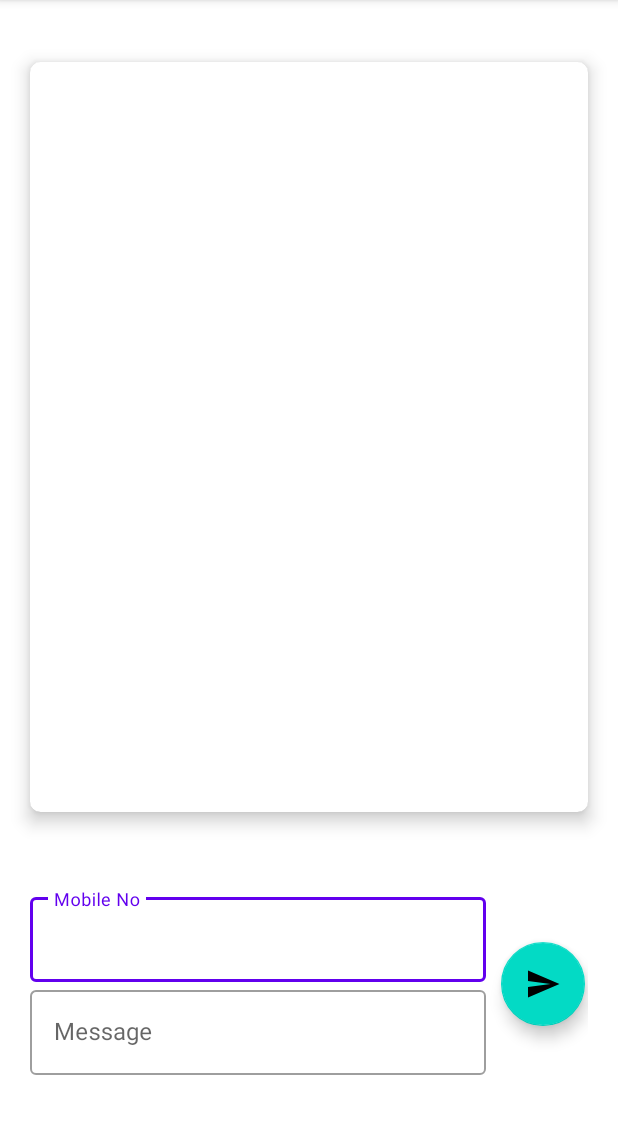
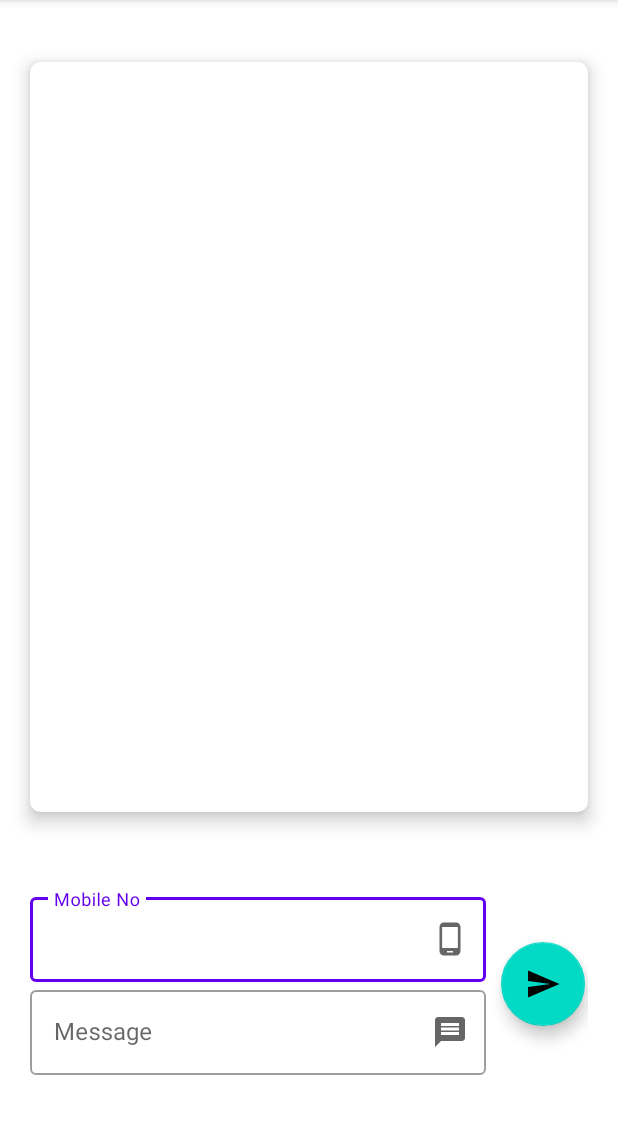
Before and after one commit to ParthBhuva97/MADPractical9_20012011013, an Android app: the screen it shows after launch (MainActivity), on a phone screen of 412 x 824 dp, the part 84-1218 px from its top. Run offline under Robolectric (Android 15) with nearby library versions, the phone set to English and light mode, and no system bars; 1 statement that could not run was skipped.

Commit message:
EditText Field Updated

```diff
--- /dev/null
+++ b/app/src/main/res/drawable/ic_baseline_message_24.xml
@@ -0,0 +1,5 @@
+<vector android:height="24dp" android:tint="#000000"
+    android:viewportHeight="24" android:viewportWidth="24"
+    android:width="24dp" xmlns:android="http://schemas.android.com/apk/res/android">
+    <path android:fillColor="@android:color/white" android:pathData="M20,2L4,2c-1.1,0 -1.99,0.9 -1.99,2L2,22l4,-4h14c1.1,0 2,-0.9 2,-2L22,4c0,-1.1 -0.9,-2 -2,-2zM18,14L6,14v-2h12v2zM18,11L6,11L6,9h12v2zM18,8L6,8L6,6h12v2z"/>
+</vector>
--- /dev/null
+++ b/app/src/main/res/drawable/ic_baseline_phone_android_24.xml
@@ -0,0 +1,5 @@
+<vector android:height="24dp" android:tint="#000000"
+    android:viewportHeight="24" android:viewportWidth="24"
+    android:width="24dp" xmlns:android="http://schemas.android.com/apk/res/android">
+    <path android:fillColor="@android:color/white" android:pathData="M16,1L8,1C6.34,1 5,2.34 5,4v16c0,1.66 1.34,3 3,3h8c1.66,0 3,-1.34 3,-3L19,4c0,-1.66 -1.34,-3 -3,-3zM14,21h-4v-1h4v1zM17.25,18L6.75,18L6.75,4h10.5v14z"/>
+</vector>
--- a/app/src/main/res/layout/activity_main.xml
+++ b/app/src/main/res/layout/activity_main.xml
@@ -47,6 +47,8 @@
                 android:layout_width="match_parent"
                 android:layout_height="wrap_content"
                 android:hint="Mobile No"
+                app:endIconMode="custom"
+                app:endIconDrawable="@drawable/ic_baseline_phone_android_24"
                 style="@style/Widget.MaterialComponents.TextInputLayout.OutlinedBox">
 
                 <com.google.android.material.textfield.TextInputEditText
@@ -61,6 +63,8 @@
                 android:layout_width="match_parent"
                 android:layout_height="wrap_content"
                 android:hint="Message"
+                app:endIconMode="custom"
+                app:endIconDrawable="@drawable/ic_baseline_message_24"
                 style="@style/Widget.MaterialComponents.TextInputLayout.OutlinedBox">
 
                 <com.google.android.material.textfield.TextInputEditText
```
